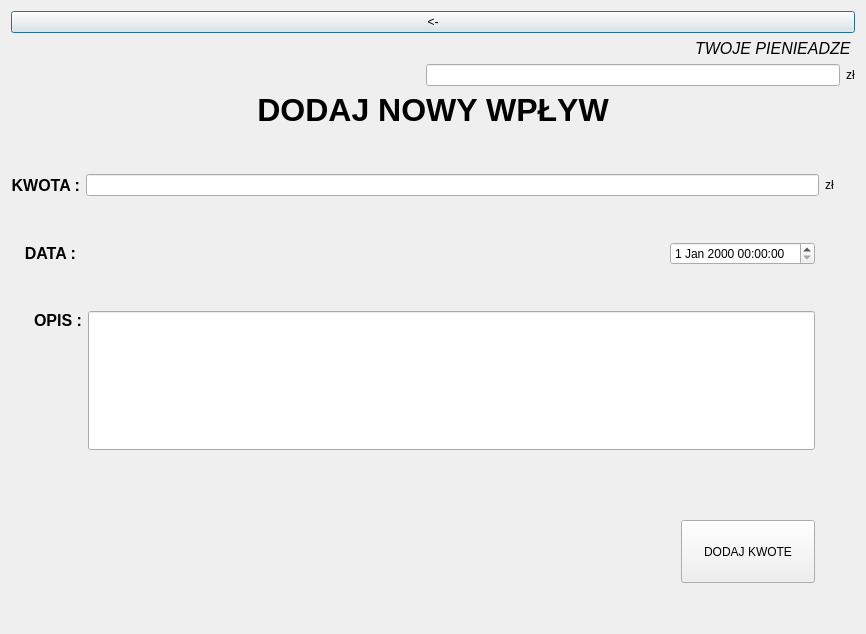
The window that wplywydialog.ui (gabbanasik/BanLysProjektPipao) describes before a commit, drawn with Qt 5.
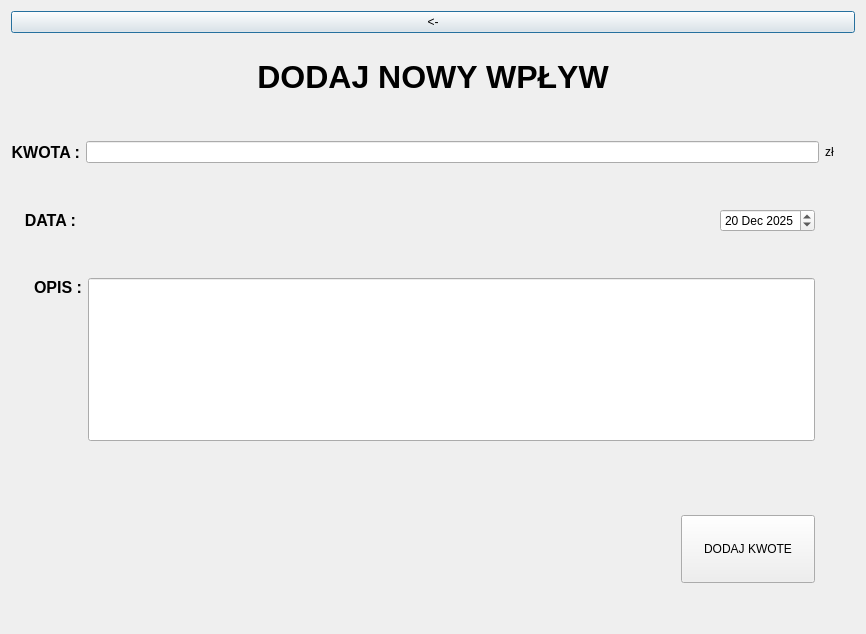
The same window after the commit.

```diff
--- a/wplywydialog.ui
+++ b/wplywydialog.ui
@@ -24,24 +24,7 @@
       </widget>
      </item>
      <item>
-      <widget class="QLabel" name="label_7">
-       <property name="font">
-        <font>
-         <pointsize>12</pointsize>
-         <italic>true</italic>
-         <bold>false</bold>
-        </font>
-       </property>
-       <property name="text">
-        <string>TWOJE PIENIEADZE </string>
-       </property>
-       <property name="alignment">
-        <set>Qt::AlignRight|Qt::AlignTrailing|Qt::AlignVCenter</set>
-       </property>
-      </widget>
-     </item>
-     <item>
-      <layout class="QHBoxLayout" name="horizontalLayout_4" stretch="0,0,0">
+      <layout class="QHBoxLayout" name="horizontalLayout_4" stretch="0">
        <item>
         <spacer name="horizontalSpacer_4">
          <property name="orientation">
@@ -55,16 +38,6 @@
          </property>
         </spacer>
        </item>
-       <item>
-        <widget class="QLineEdit" name="caloscWP"/>
-       </item>
-       <item>
-        <widget class="QLabel" name="label_3">
-         <property name="text">
-          <string>zł</string>
-         </property>
-        </widget>
-       </item>
       </layout>
      </item>
     </layout>
@@ -195,12 +168,13 @@
         </spacer>
        </item>
        <item>
-        <widget class="QDateTimeEdit" name="dataWP">
-         <property name="sizePolicy">
-          <sizepolicy hsizetype="Fixed" vsizetype="Maximum">
-           <horstretch>0</horstretch>
-           <verstretch>0</verstretch>
-          </sizepolicy>
+        <widget class="QDateEdit" name="dataWP">
+         <property name="date">
+          <date>
+           <year>2025</year>
+           <month>12</month>
+           <day>20</day>
+          </date>
          </property>
         </widget>
        </item>
```
